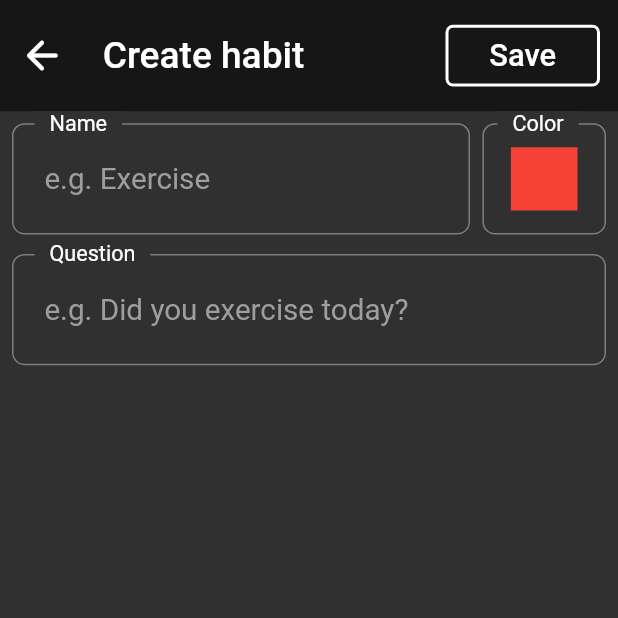
After one commit to Wenster007/habit_tracker_app, a Flutter app: the YesNoAddScreen screen opened directly, on a phone screen of 412 x 824 dp, the top half of it. The commit adds this screen. Run offline on Flutter 3.47's test engine with Material 2 defaults, Android fonts, the phone set to English and light mode, and no system bars; our stand-ins replace get.

Commit message:
Created the custom_textfield.dart

```diff
--- /dev/null
+++ b/lib/screens/yes_no_adding_screen.dart
@@ -0,0 +1,54 @@
+import 'package:flutter/material.dart';
+import 'package:habit_tracker/Utils/dimensions.dart';
+import 'package:habit_tracker/Utils/main_colors.dart';
+import 'package:habit_tracker/widgets/choose_color_field.dart';
+import 'package:habit_tracker/widgets/custom_textfield.dart';
+import 'package:habit_tracker/widgets/yes_no_top_appbar.dart';
+
+class YesNoAddScreen extends StatelessWidget {
+  YesNoAddScreen({Key? key}) : super(key: key);
+
+  final TextEditingController nameController = TextEditingController();
+  final TextEditingController questionController = TextEditingController();
+
+  @override
+  Widget build(BuildContext context) {
+    return Scaffold(
+      backgroundColor: MainColors.lightBrown,
+      body: SafeArea(
+        child: Column(
+          children: [
+            const TopAppbar(),
+            Padding(
+              padding: const EdgeInsets.only(
+                left: 8.0,
+                right: 8.0,
+              ),
+              child: Column(
+                children: [
+                  Row(
+                    children: [
+                      Expanded(
+                        child: CustomTextField(
+                          textEditingController: nameController,
+                          nameOfTextField: "Name",
+                          hintText: "e.g. Exercise",
+                        ),
+                      ),
+
+                      SizedBox(width: Dimensions.width * 0.02,),
+
+                      const ChooseColorField(nameOfTextField: "Color"),
+                    ],
+                  ),
+                  SizedBox(height: Dimensions.height * 0.006,),
+                  CustomTextField(textEditingController: questionController, nameOfTextField: "Question", hintText: "e.g. Did you exercise today?")
+                ],
+              ),
+            ),
+          ],
+        ),
+      ),
+    );
+  }
+}
--- a/lib/widgets/add_dialog_box.dart
+++ b/lib/widgets/add_dialog_box.dart
@@ -1,4 +1,5 @@
 import 'package:flutter/material.dart';
+import 'package:habit_tracker/screens/yes_no_adding_screen.dart';
 
 import '../Utils/dimensions.dart';
 import '../Utils/main_colors.dart';
@@ -12,7 +13,12 @@ class AddDialogueBox extends StatelessWidget {
       child: Column(
         mainAxisSize: MainAxisSize.min,
         children: [
-          Container(
+          GestureDetector(
+            onTap: () {
+              Navigator.pop(context);
+              Navigator.of(context).push(MaterialPageRoute(builder: (context) => YesNoAddScreen(),));
+            },
+            child: Container(
               margin:
               EdgeInsets.symmetric(horizontal: Dimensions.height * 0.01),
               padding:
@@ -55,6 +61,7 @@ class AddDialogueBox extends StatelessWidget {
                       fontWeight: FontWeight.w500,
                     ),),
                 ],
+              ),
             ),
           ),
           SizedBox(
--- /dev/null
+++ b/lib/widgets/choose_color_field.dart
@@ -0,0 +1,55 @@
+import 'package:flutter/material.dart';
+
+import '../Utils/dimensions.dart';
+import '../Utils/main_colors.dart';
+
+class ChooseColorField extends StatelessWidget {
+  const ChooseColorField({Key? key, required this.nameOfTextField})
+      : super(key: key);
+
+  final String nameOfTextField;
+
+  @override
+  Widget build(BuildContext context) {
+    return Stack(
+      children: [
+        Container(
+          margin: const EdgeInsets.only(top: 8),
+          height: Dimensions.height * 0.09,
+          width: Dimensions.width * 0.2,
+          decoration: BoxDecoration(
+            border: Border.all(
+              color: Colors.grey.withOpacity(0.7),
+            ),
+            borderRadius: BorderRadius.circular(
+              Dimensions.height * 0.01,
+            ),
+          ),
+          child: Container(
+            margin: const EdgeInsets.symmetric(
+              horizontal: 18,
+              vertical: 15,
+            ),
+            color: Colors.red,
+          ),
+        ),
+        Positioned(
+          top: 0,
+          left: 10,
+          child: Container(
+            padding: const EdgeInsets.symmetric(horizontal: 10),
+            height: Dimensions.width * 0.05,
+            color: MainColors.lightBrown,
+            child: Text(
+              nameOfTextField,
+              style: TextStyle(
+                color: Colors.white,
+                fontSize: Dimensions.width * 0.035,
+              ),
+            ),
+          ),
+        ),
+      ],
+    );
+  }
+}
--- /dev/null
+++ b/lib/widgets/custom_textfield.dart
@@ -0,0 +1,77 @@
+import 'package:flutter/material.dart';
+import 'package:habit_tracker/Utils/dimensions.dart';
+import 'package:habit_tracker/Utils/main_colors.dart';
+
+class CustomTextField extends StatefulWidget {
+  const CustomTextField(
+      {Key? key,
+      required this.textEditingController,
+      required this.nameOfTextField, required this.hintText})
+      : super(key: key);
+
+  final TextEditingController textEditingController;
+  final String nameOfTextField;
+  final String hintText;
+
+  @override
+  State<CustomTextField> createState() => _CustomTextFieldState();
+}
+
+class _CustomTextFieldState extends State<CustomTextField> {
+  @override
+  Widget build(BuildContext context) {
+    return Stack(
+      children: [
+        Container(
+          margin: const EdgeInsets.only(top: 8),
+          height: Dimensions.height * 0.09,
+          decoration: BoxDecoration(
+            border: Border.all(
+              color: Colors.grey.withOpacity(0.7),
+            ),
+            borderRadius: BorderRadius.circular(
+              Dimensions.height * 0.01,
+            ),
+          ),
+          alignment: Alignment.center,
+          child: Padding(
+            padding:
+                EdgeInsets.symmetric(horizontal: Dimensions.height * 0.025),
+            child: TextField(
+              controller: widget.textEditingController,
+              style: TextStyle(
+                color: Colors.white,
+                fontSize: Dimensions.width * 0.05,
+              ),
+              decoration: InputDecoration(
+                hintText: widget.hintText,
+                border: InputBorder.none,
+                hintStyle: TextStyle(
+                  color: Colors.grey,
+                  fontWeight: FontWeight.w400,
+                  fontSize: Dimensions.height * 0.024,
+                ),
+              ),
+            ),
+          ),
+        ),
+        Positioned(
+          top: 0,
+          left: 15,
+          child: Container(
+            padding: EdgeInsets.symmetric(horizontal: 10),
+            height: Dimensions.width * 0.05,
+            color: MainColors.lightBrown,
+            child: Text(
+              widget.nameOfTextField,
+              style: TextStyle(
+                color: Colors.white,
+                fontSize: Dimensions.width * 0.035,
+              ),
+            ),
+          ),
+        ),
+      ],
+    );
+  }
+}
--- /dev/null
+++ b/lib/widgets/yes_no_top_appbar.dart
@@ -0,0 +1,65 @@
+import 'package:flutter/material.dart';
+
+import '../Utils/dimensions.dart';
+import 'heading_text.dart';
+
+class TopAppbar extends StatelessWidget {
+  const TopAppbar({Key? key}) : super(key: key);
+
+  @override
+  Widget build(BuildContext context) {
+    return Container(
+      width: double.infinity,
+      height: Dimensions.height * 0.09,
+      decoration: BoxDecoration(color: Colors.black54),
+      child: Padding(
+        padding: const EdgeInsets.only(right: 12, left: 4),
+        child: Row(
+          mainAxisAlignment: MainAxisAlignment.spaceBetween,
+          children: [
+            Row(
+              children: [
+                IconButton(
+                  onPressed: () {
+                    Navigator.pop(context);
+                  },
+                  icon: Icon(
+                    Icons.arrow_back_rounded,
+                    color: Colors.white,
+                    size: Dimensions.height * 0.038,
+                  ),
+                ),
+                SizedBox(
+                  width: Dimensions.width * 0.04,
+                ),
+                const HeadingText(text: "Create habit"),
+              ],
+            ),
+            Container(
+              width: Dimensions.width * 0.25,
+              height: Dimensions.height * 0.05,
+              decoration: BoxDecoration(
+                // color: Colors.red,
+                border: Border.all(color: Colors.white, width: 2),
+                borderRadius: BorderRadius.all(
+                  Radius.circular(
+                    Dimensions.height * 0.006,
+                  ),
+                ),
+              ),
+              alignment: Alignment.center,
+              child: Text(
+                "Save",
+                style: TextStyle(
+                  color: Colors.white,
+                  fontSize: Dimensions.height * 0.025,
+                  fontWeight: FontWeight.w500,
+                ),
+              ),
+            ),
+          ],
+        ),
+      ),
+    );
+  }
+}
```
Lines whose indentation alone changed are shown as unchanged.
